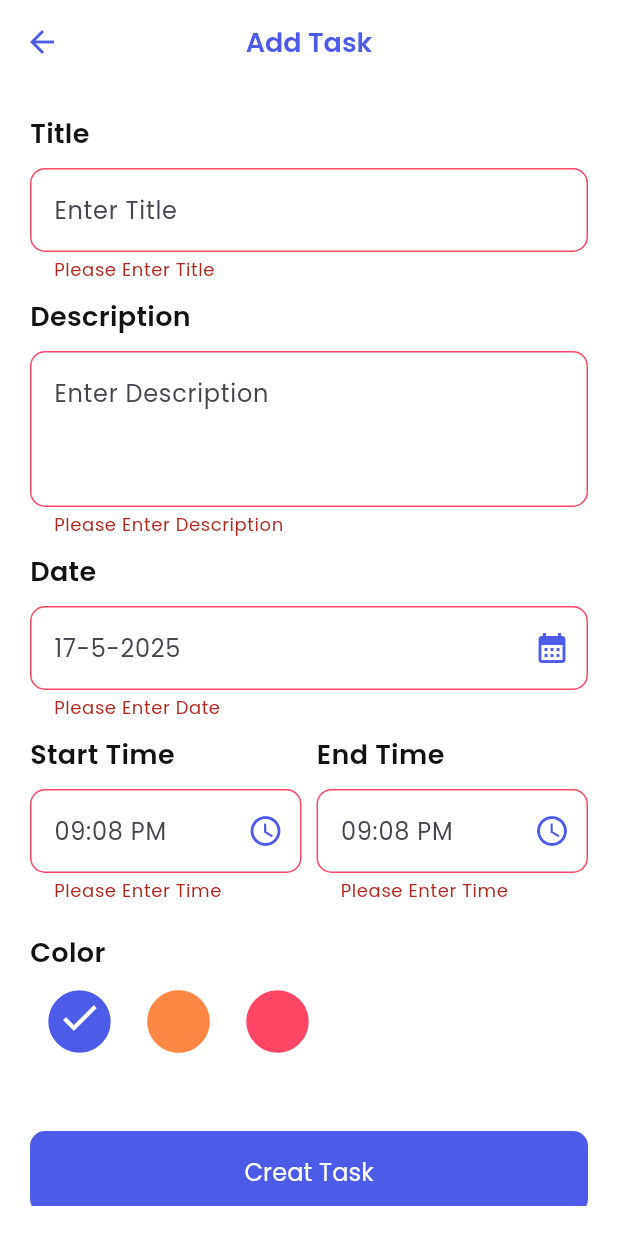
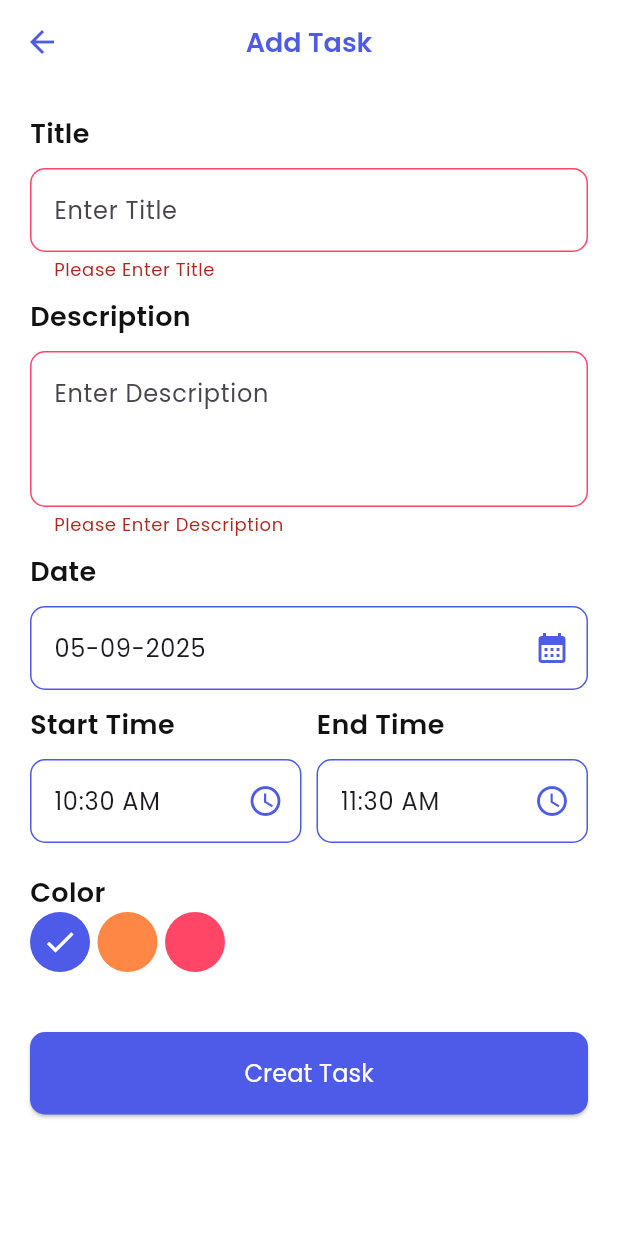
Before and after one commit to Moataz-Elgazzar/Taskati_APP, a Flutter app: the AddTaskScreen screen opened directly, after a tap on "Creat Task", on a phone screen of 412 x 824 dp. Run offline on Flutter 3.47's test engine with Material 3 defaults, Android fonts, the light colour scheme and no system bars; our stand-ins replace gap, hive, hive_flutter, image_picker, lottie; accounts and stored records are empty.

Commit message:
Task lecture14(3-9-2025)

```diff
--- a/lib/core/widgets/custom_text_form_field.dart
+++ b/lib/core/widgets/custom_text_form_field.dart
@@ -1,23 +1,22 @@
 import 'package:flutter/material.dart';
 
 class CustomTextFormField extends StatelessWidget {
-  const CustomTextFormField({super.key, this.hint, required this.controller, this.suffix, this.maxLines, this.minLines, this.keyboardType, this.validator});
-
+  const CustomTextFormField({super.key, this.hint, required this.controller, this.suffix, this.maxLines = 1, this.validator, this.readOnly = false, this.onTap});
 
   final String? hint;
   final TextEditingController controller;
   final Widget? suffix;
-  final int? maxLines;
-  final int? minLines;
-  final TextInputType? keyboardType;
+  final int maxLines;
   final String? Function(String?)? validator;
+  final bool readOnly;
+  final Function()? onTap;
 
   @override
   Widget build(BuildContext context) {
     return TextFormField(
-      validator: validator ,
-      keyboardType: keyboardType,
-      minLines: minLines,
+      onTap: onTap ,
+      readOnly: readOnly ,
+      validator: validator,
       maxLines: maxLines,
       controller: controller,
       decoration: InputDecoration(hintText: hint, suffixIcon: suffix),
--- a/lib/core/widgets/label_text.dart
+++ b/lib/core/widgets/label_text.dart
@@ -1,21 +1,19 @@
-
-
 import 'package:flutter/material.dart';
 import 'package:gap/gap.dart';
 import 'package:taskati/core/text/text_style.dart';
 import 'package:taskati/core/widgets/custom_text_form_field.dart';
 
 class LabelText extends StatelessWidget {
-  const LabelText({super.key, required this.controller, required this.hint, required this.title, this.suffix, this.maxLines, this.minLines, this.keyboardType, this.validator});
+  const LabelText({super.key, required this.controller, required this.hint, required this.title, this.suffix, this.maxLines = 1, this.validator, this.readOnly = false, this.onTap});
 
   final TextEditingController controller;
   final String hint;
   final String title;
   final Widget? suffix;
-  final int? maxLines;
-  final int? minLines;
-  final TextInputType? keyboardType;
+  final int maxLines;
   final String? Function(String?)? validator;
+  final bool readOnly;
+  final Function()? onTap;
 
   @override
   Widget build(BuildContext context) {
@@ -24,7 +22,7 @@ class LabelText extends StatelessWidget {
       children: [
         Text(title, style: TextStyles.titleStyle()),
         Gap(10),
-        CustomTextFormField(controller: controller, hint: hint, suffix: suffix , minLines: minLines , maxLines: maxLines, keyboardType: keyboardType, validator: validator, ),
+        CustomTextFormField(controller: controller, hint: hint, suffix: suffix, maxLines: maxLines, validator: validator, readOnly: readOnly, onTap: onTap),
       ],
     );
   }
--- a/lib/features/add_task/pages/add_task.dart
+++ b/lib/features/add_task/pages/add_task.dart
@@ -1,5 +1,6 @@
 import 'package:flutter/material.dart';
 import 'package:gap/gap.dart';
+import 'package:intl/intl.dart';
 import 'package:taskati/core/functions/navigator.dart';
 import 'package:taskati/core/text/text_style.dart';
 import 'package:taskati/core/utils/color.dart';
@@ -16,10 +17,12 @@ class AddTaskScreen extends StatefulWidget {
 class _AddTaskScreenState extends State<AddTaskScreen> {
   var titlecontroller = TextEditingController();
   var descriptioncontroller = TextEditingController();
-  var datecontroller = TextEditingController();
-  var starttimecontroller = TextEditingController();
-  var endtimecontroller = TextEditingController();
+  var datecontroller = TextEditingController(text: DateFormat('dd-MM-yyyy').format(DateTime.now()));
+  var starttimecontroller = TextEditingController(text: DateFormat('hh:mm a').format(DateTime.now()));
+  var endtimecontroller = TextEditingController(text: DateFormat('hh:mm a').format(DateTime.now().add(const Duration(hours: 1))));
   var formkey = GlobalKey<FormState>();
+  List<Color> colors = [AppColors.blueColor, AppColors.orangeColor, AppColors.redColor];
+  int currentIndex = 0;
 
   @override
   Widget build(BuildContext context) {
@@ -56,9 +59,7 @@ class _AddTaskScreenState extends State<AddTaskScreen> {
                   controller: descriptioncontroller,
                   hint: 'Enter Description',
                   title: 'Description',
-                  keyboardType: TextInputType.multiline,
-                  maxLines: 5,
-                  minLines: 3,
+                  maxLines: 3,
                   validator: (value) {
                     if (value == null || value.isEmpty) {
                       return 'Please Enter Description';
@@ -69,8 +70,16 @@ class _AddTaskScreenState extends State<AddTaskScreen> {
                 Gap(10),
                 LabelText(
                   controller: datecontroller,
-                  hint: '17-5-2025',
+                  hint: 'Enter Date',
                   title: 'Date',
+                  onTap: () async {
+                    var selectedDate = await showDatePicker(context: context, firstDate: DateTime.now(), lastDate: DateTime(2050), initialDate: DateTime.now());
+                    if (selectedDate != null) {
+                      datecontroller.text = DateFormat('dd-MM-yyyy').format(selectedDate);
+                    }
+                  },
+
+                  readOnly: true,
                   suffix: Icon(Icons.calendar_month, color: AppColors.blueColor),
                   validator: (value) {
                     if (value == null || value.isEmpty) {
@@ -84,8 +93,15 @@ class _AddTaskScreenState extends State<AddTaskScreen> {
                   children: [
                     Expanded(
                       child: LabelText(
+                        onTap: () async {
+                          var selectedTime = await showTimePicker(context: context, initialTime: TimeOfDay.now());
+                          if (selectedTime != null) {
+                            starttimecontroller.text = selectedTime.format(context);
+                          }
+                        },
+                        readOnly: true,
                         controller: starttimecontroller,
-                        hint: '09:08 PM',
+                        hint: 'Enter Time',
                         title: 'Start Time',
                         suffix: Icon(Icons.access_time_outlined, color: AppColors.blueColor),
                         validator: (value) {
@@ -99,8 +115,15 @@ class _AddTaskScreenState extends State<AddTaskScreen> {
                     Gap(10),
                     Expanded(
                       child: LabelText(
+                        onTap: () async {
+                          var selectedTime = await showTimePicker(context: context, initialTime: TimeOfDay.now());
+                          if (selectedTime != null) {
+                            endtimecontroller.text = selectedTime.format(context);
+                          }
+                        },
+                        readOnly: true,
                         controller: endtimecontroller,
-                        hint: '09:08 PM',
+                        hint: 'Enter Time',
                         title: 'End Time',
                         suffix: Icon(Icons.access_time_outlined, color: AppColors.blueColor),
                         validator: (value) {
@@ -119,25 +142,20 @@ class _AddTaskScreenState extends State<AddTaskScreen> {
                   child: Text('Color', style: TextStyles.titleStyle()),
                 ),
                 Row(
-                  children: [
-                    Stack(
-                      children: [
-                        IconButton(
-                          onPressed: () {},
-                          icon: Icon(Icons.circle, color: AppColors.blueColor, size: 50),
-                        ),
-                        Positioned(top: 15, right: 15, left: 15, child: Icon(Icons.check, color: AppColors.wightColor, size: 30)),
-                      ],
-                    ),
-                    IconButton(
-                      onPressed: () {},
-                      icon: Icon(Icons.circle, color: AppColors.orangeColor, size: 50),
-                    ),
-                    IconButton(
-                      onPressed: () {},
-                      icon: Icon(Icons.circle, color: AppColors.redColor, size: 50),
-                    ),
-                  ],
+                  spacing: 5,
+                  children: List.generate(3, (index) {
+                    return GestureDetector(
+                      onTap: () {
+                        setState(() {
+                          currentIndex = index;
+                        });
+                      },
+                      child: CircleAvatar(
+                        backgroundColor: colors[index],
+                        child: currentIndex == index ? Icon(Icons.check, color: AppColors.wightColor) : null,
+                      ),
+                    );
+                  }),
                 ),
                 Gap(40),
                 MainButtom(
--- a/lib/features/upload/pages/upload.dart
+++ b/lib/features/upload/pages/upload.dart
@@ -6,11 +6,12 @@ import 'package:image_picker/image_picker.dart';
 import 'package:taskati/core/costants/app_images.dart';
 import 'package:taskati/core/functions/dialogs.dart';
 import 'package:taskati/core/functions/navigator.dart';
+import 'package:taskati/core/services/local_service.dart';
 import 'package:taskati/core/text/text_style.dart';
 import 'package:taskati/core/utils/color.dart';
 import 'package:taskati/core/widgets/custom_text_form_field.dart';
 import 'package:taskati/core/widgets/main_buttom.dart';
-import 'package:taskati/features/add_task/pages/add_task.dart';
+import 'package:taskati/features/home/pages/home_screen.dart';
 
 class UploadScreen extends StatefulWidget {
   const UploadScreen({super.key});
@@ -31,7 +32,8 @@ class _UploadScreenState extends State<UploadScreen> {
           TextButton(
             onPressed: () {
               if (imagePath.isNotEmpty && nameController.text.isNotEmpty) {
-                pushTo(context, AddTaskScreen());
+                LocalHelper.putUserData(nameController.text, imagePath);
+                pushWithReplacement(context, HomeScreen());
               } else if (imagePath.isNotEmpty && nameController.text.isEmpty) {
                 showErrorDialog(context, 'Please Enter Your Name');
               } else if (imagePath.isEmpty && nameController.text.isNotEmpty) {
--- a/lib/main.dart
+++ b/lib/main.dart
@@ -1,9 +1,13 @@
 import 'package:flutter/material.dart';
+import 'package:hive_flutter/adapters.dart';
 import 'package:taskati/core/costants/app_fonts.dart';
+import 'package:taskati/core/services/local_service.dart';
 import 'package:taskati/core/utils/color.dart';
 import 'package:taskati/features/splash/pages/splash.dart';
 
-void main() {
+Future<void> main() async{
+  await Hive.initFlutter();
+  await LocalHelper.init();
   runApp(const MainApp());
 }
 
--- a/pubspec.yaml
+++ b/pubspec.yaml
@@ -10,7 +10,10 @@ dependencies:
   flutter:
     sdk: flutter
   gap: ^3.0.1
+  hive: ^2.2.3
+  hive_flutter: ^1.1.0
   image_picker: ^1.2.0
+  intl: ^0.20.2
   lottie: ^3.3.1
 
 dev_dependencies:
```
Also changed, not shown: lib/core/services/local_service.dart (added, +27 -0 lines), lib/features/home/pages/home_screen.dart (added, +71 -0 lines), lib/features/splash/pages/splash.dart (+5 -3 lines), home_screen.png (added), pubspec.lock, 2 other files.
